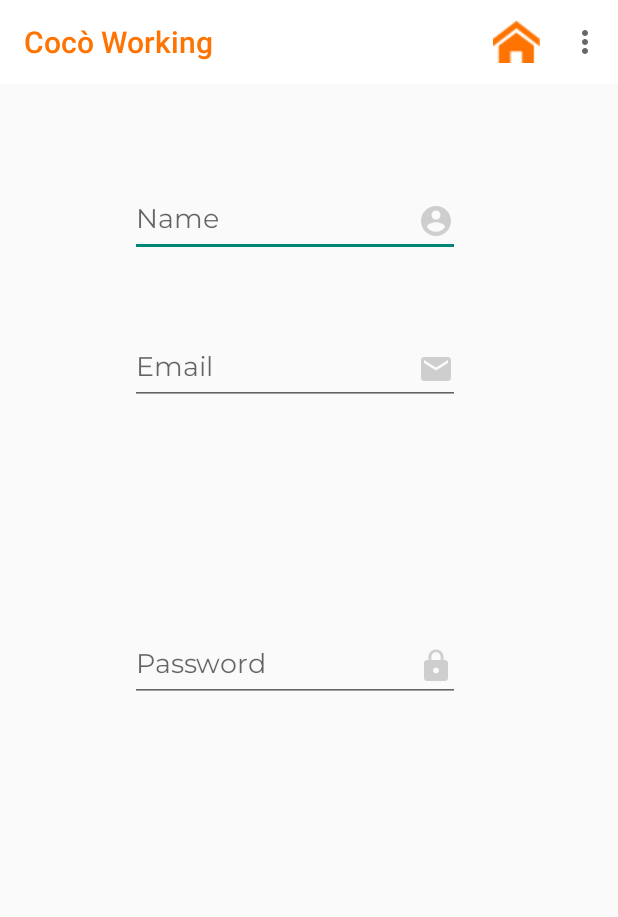
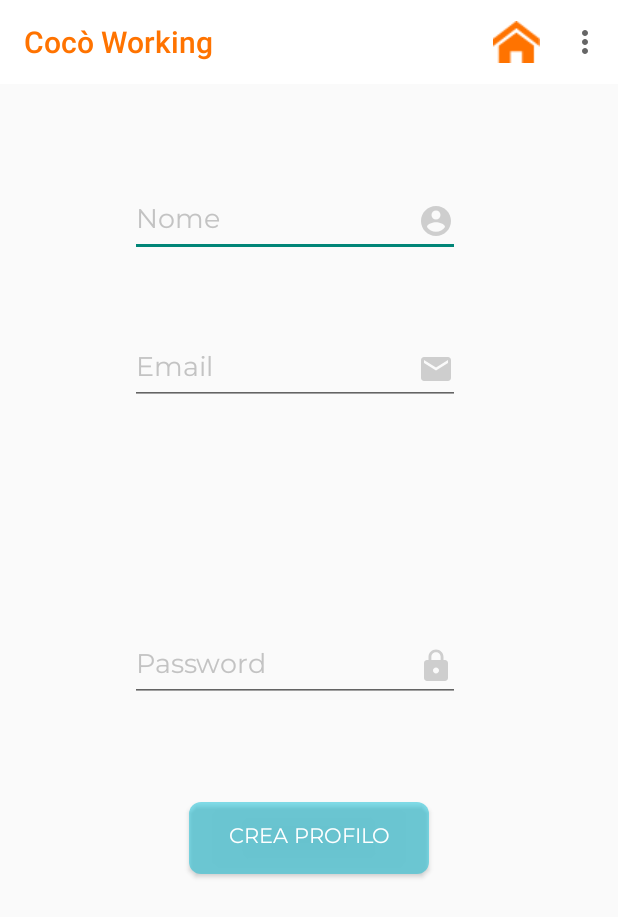
Before and after one commit to emchris/CocWorking, an Android app: the RegistrazioneActivity screen opened directly, with no data from a screen before it, on a phone screen of 412 x 824 dp. Shown: the top 917 px of the screen. Run offline under Robolectric (Android 15) with nearby library versions, the phone set to English and light mode, and no system bars; Roboto replaces fonts that are not available here.

Commit message:
Aggiornamento stringhe Login e Registrazione

```diff
--- a/app/src/main/res/layout/activity_registrazione.xml
+++ b/app/src/main/res/layout/activity_registrazione.xml
@@ -1,9 +1,30 @@
 <?xml version="1.0" encoding="utf-8"?>
 <androidx.constraintlayout.widget.ConstraintLayout xmlns:android="http://schemas.android.com/apk/res/android"
+    xmlns:app="http://schemas.android.com/apk/res-auto"
     xmlns:tools="http://schemas.android.com/tools"
     android:layout_width="match_parent"
-    android:layout_height="match_parent"
-    xmlns:app="http://schemas.android.com/apk/res-auto">
+    android:layout_height="match_parent">
+
+    <Button
+        android:id="@+id/createAccount"
+        android:layout_width="160dp"
+        android:layout_height="wrap_content"
+        android:layout_marginStart="50dp"
+        android:layout_marginLeft="50dp"
+        android:layout_marginTop="67dp"
+        android:layout_marginEnd="50dp"
+        android:layout_marginRight="50dp"
+        android:layout_marginBottom="242dp"
+        android:background="@drawable/roundedbutton"
+        android:fontFamily="@font/montserrat"
+        android:text="@string/button_crea_account"
+        android:textColor="@color/colorPrimary"
+        app:backgroundTint="@color/colorBase2_Chiaro"
+        app:layout_constraintBottom_toBottomOf="parent"
+        app:layout_constraintEnd_toEndOf="parent"
+        app:layout_constraintHorizontal_bias="0.5"
+        app:layout_constraintStart_toStartOf="parent"
+        app:layout_constraintTop_toBottomOf="@+id/RegisterPassword" />
 
     <include
         android:id="@+id/toolbar_white"
@@ -22,13 +43,15 @@
         android:layout_marginLeft="50dp"
         android:layout_marginEnd="50dp"
         android:layout_marginRight="50dp"
+        android:autofillHints=""
         android:drawableEnd="@drawable/ic_account"
-        android:drawableRight="@drawable/ic_email"
+        android:drawableRight="@drawable/ic_account"
         android:ems="10"
         android:fontFamily="@font/montserrat"
-        android:hint="Name"
+        android:hint="@string/title_name"
         android:inputType="text"
-        android:textColor="#C3C3C3"
+        android:textColor="@color/colorPrimaryDark"
+        android:textColorHint="@color/colorSecondaryDark"
         android:visibility="visible"
         app:layout_constraintBottom_toTopOf="@+id/RegisterEmail"
         app:layout_constraintEnd_toEndOf="parent"
@@ -50,9 +73,11 @@
         android:drawableRight="@drawable/ic_email"
         android:ems="10"
         android:fontFamily="@font/montserrat"
-        android:hint="Email"
+        android:hint="@string/title_email"
         android:inputType="textEmailAddress"
-        android:textColor="#C3C3C3"
+        android:textColor="@color/colorPrimaryDark"
+        android:textColorHint="@color/colorSecondaryDark"
+        android:visibility="visible"
         app:layout_constraintBottom_toTopOf="@+id/RegisterPassword"
         app:layout_constraintEnd_toEndOf="parent"
         app:layout_constraintHorizontal_bias="0.4"
@@ -74,8 +99,9 @@
         android:drawableRight="@drawable/ic_lock"
         android:ems="10"
         android:fontFamily="@font/montserrat"
-        android:hint="Password"
-        android:textColor="#C3C3C3"
+        android:hint="@string/title_password"
+        android:textColor="@color/colorPrimaryDark"
+        android:textColorHint="@color/colorSecondaryDark"
         app:layout_constraintBottom_toBottomOf="parent"
         app:layout_constraintEnd_toEndOf="parent"
         app:layout_constraintHorizontal_bias="0.4"
--- a/app/src/main/res/values/colors.xml
+++ b/app/src/main/res/values/colors.xml
@@ -2,8 +2,10 @@
 <resources>
     <color name="colorPrimary">#FFFFFF</color>
     <color name="colorPrimaryDark">#000000</color>
+    <color name="colorSecondaryDark">#C3C3C3</color>
     <color name="colorBase1">#FF7300</color>
     <color name="colorBase2">#02AABE</color>
+    <color name="colorBase2_Chiaro">#8500BCD4</color>
     <color name="occupato">#FF0202</color>
     <color name="libero">#93D051</color>
 
--- a/app/src/main/res/values/strings.xml
+++ b/app/src/main/res/values/strings.xml
@@ -40,6 +40,11 @@
     <string name="title_promozioni">PROMOZIONI</string>
     <string name="title_bacheca">BACHECA</string>
     <string name="title_eventi">EVENTI</string>
+    <string name="button_login" translatable="false">Login</string>
+    <string name="button_crea_account">Crea profilo</string>
+    <string name="title_email" translatable="false">Email</string>
+    <string name="title_password" translatable="false">Password</string>
+    <string name="title_name">Nome</string>
 
 
 </resources>
```
Also changed, not shown: app/src/main/res/layout/activity_login.xml (+15 -16 lines), 1 other file.
